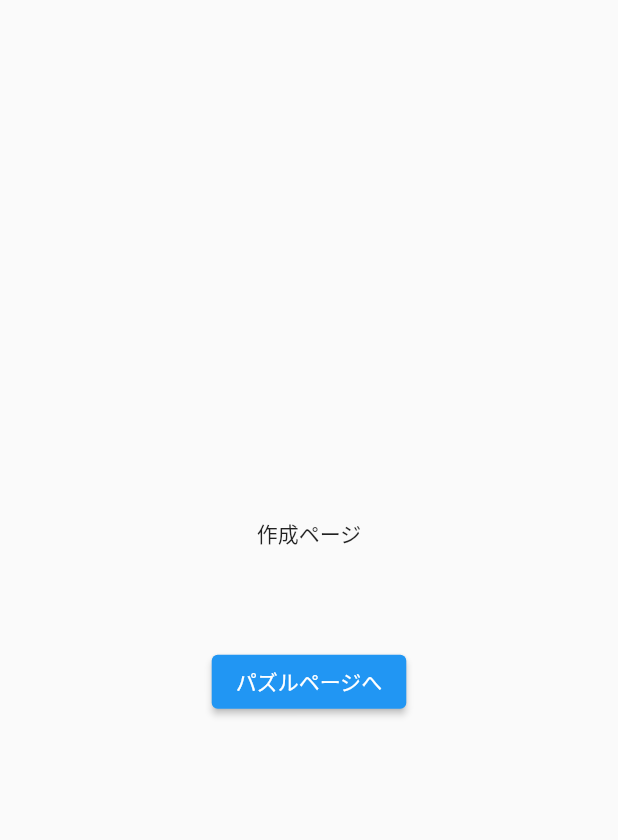
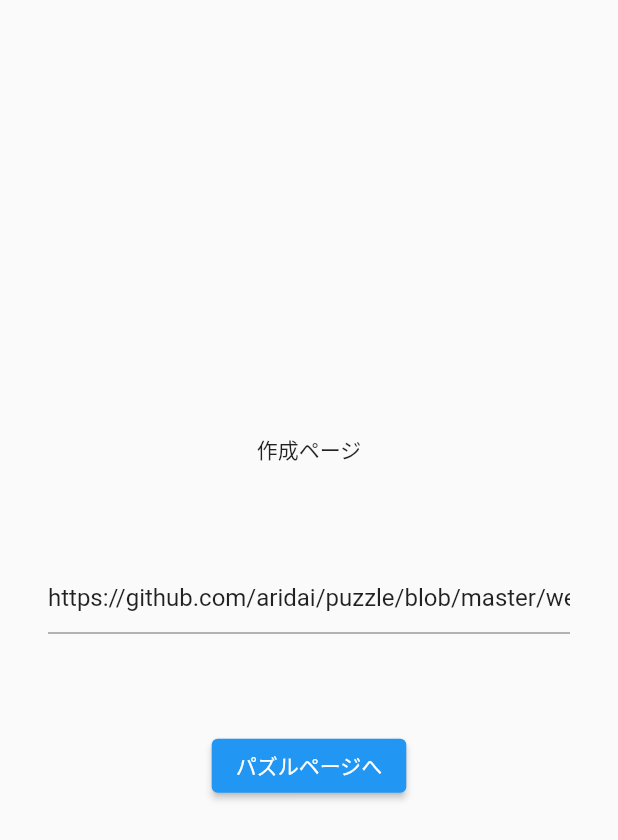
Before and after one commit to aridai/puzzle, a Flutter app: the CreatePage screen opened by its route, on a phone screen of 412 x 824 dp. Shown: the top 840 px of the screen. Run offline on Flutter 3.47's test engine with Material 2 defaults, Android fonts, the phone set to English and light mode, and no system bars; our stand-ins replace freezed_annotation, rxdart; generated files the repository leaves out were written again.

Commit message:
仮のパズル作成ページを実装

```diff
--- a/lib/create/create_page.dart
+++ b/lib/create/create_page.dart
@@ -6,6 +6,8 @@ import 'package:puzzle/puzzle/puzzle_page_args.dart';
 /// 作成ページ
 class CreatePage extends StatelessWidget {
   static const Path = '/create';
+
+  final _controller = TextEditingController(text: _defaultImgSrc);
 
   @override
   Widget build(BuildContext context) {
@@ -20,8 +22,18 @@ class CreatePage extends StatelessWidget {
             ),
             Padding(
               padding: const EdgeInsets.all(32),
+              child: ConstrainedBox(
+                constraints: const BoxConstraints(maxWidth: 800),
+                child: TextField(controller: _controller),
+              ),
+            ),
+            Padding(
+              padding: const EdgeInsets.all(32),
               child: ElevatedButton(
-                onPressed: () => _toPuzzlePage(context),
+                onPressed: () {
+                  final imgSrc = _controller.value.text;
+                  _toPuzzlePage(context, imgSrc);
+                },
                 child: const Text('パズルページへ'),
               ),
             ),
@@ -31,7 +43,7 @@ class CreatePage extends StatelessWidget {
     );
   }
 
-  void _toPuzzlePage(BuildContext context) {
+  void _toPuzzlePage(BuildContext context, String src) {
     final args = PuzzlePageArgs(PuzzleSettings.defaultSettings, src);
     final route = MaterialPageRoute<void>(
       settings: RouteSettings(name: '${PuzzlePage.Path}?${args.queryParams}'),
@@ -42,5 +54,5 @@ class CreatePage extends StatelessWidget {
   }
 }
 
-const src = 'https://github.com/aridai/puzzle'
+const _defaultImgSrc = 'https://github.com/aridai/puzzle'
     '/blob/master/web/icons/Icon-512.png?raw=true';
```
